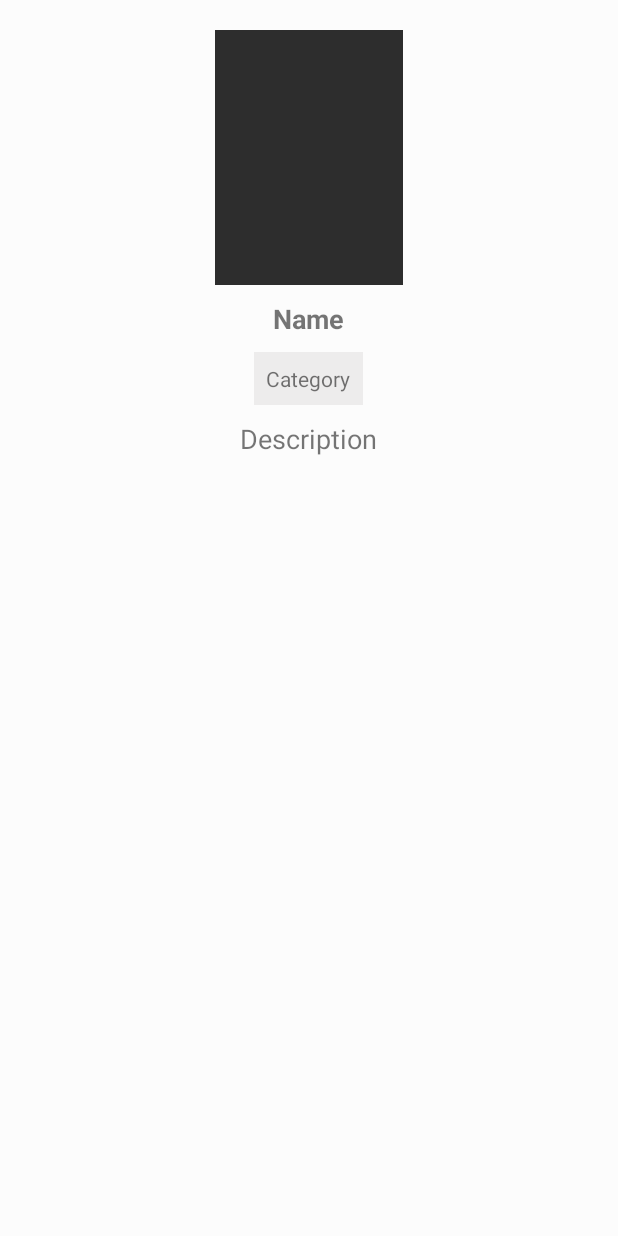
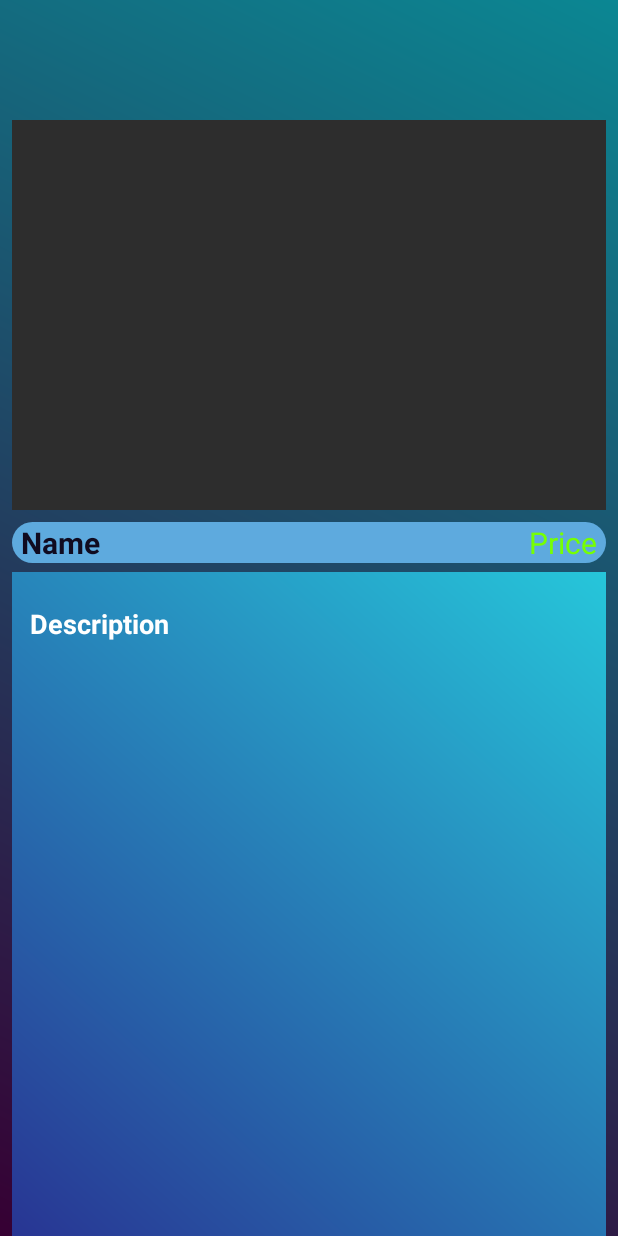
Before and after one commit to ahmedishtiaq9777/QuickMart_final, an Android app: the layout activity_r3.xml on its own in the app's theme, with its tools: preview values and no code run, on a phone screen of 412 x 824 dp. Run offline under Robolectric (Android 15) with nearby library versions, the phone set to English and light mode, and no system bars; network calls fail.

Commit message:
product description done

```diff
--- a/app/src/main/java/com/demotxt/myapp/recyclerview/adapter/RecyclerView3.java
+++ b/app/src/main/java/com/demotxt/myapp/recyclerview/adapter/RecyclerView3.java
@@ -55,6 +55,7 @@ public class RecyclerView3 extends RecyclerView.Adapter<RecyclerView3.MyViewHold
                 intent.putExtra("Title",Data2.get(position).getTitle());
                 intent.putExtra("Description",Data2.get(position).getDescription());
                 intent.putExtra("Thumbnail",Data2.get(position).getThumbnail());
+                intent.putExtra("price",Data2.get(position).getPrice());
                 // start the activity
                 mContext.startActivity(intent);
 
--- a/app/src/main/java/com/demotxt/myapp/recyclerview/adapter/RecyclerViewAdapter.java
+++ b/app/src/main/java/com/demotxt/myapp/recyclerview/adapter/RecyclerViewAdapter.java
@@ -53,6 +53,7 @@ public class RecyclerViewAdapter extends RecyclerView.Adapter<RecyclerViewAdapte
                 intent.putExtra("Title",mData.get(position).getTitle());
                 intent.putExtra("Description",mData.get(position).getDescription());
                 intent.putExtra("Thumbnail",mData.get(position).getThumbnail());
+                intent.putExtra("price",mData.get(position).getPrice());
                 // start the activity
                 mContext.startActivity(intent);
 
--- a/app/src/main/java/com/demotxt/myapp/recyclerview/adapter/RecyclerViewProdAdapter.java
+++ b/app/src/main/java/com/demotxt/myapp/recyclerview/adapter/RecyclerViewProdAdapter.java
@@ -54,6 +54,7 @@ public class RecyclerViewProdAdapter extends RecyclerView.Adapter<RecyclerViewPr
                 intent.putExtra("Title",Data1.get(position).getTitle());
                 intent.putExtra("Description",Data1.get(position).getDescription());
                 intent.putExtra("Thumbnail",Data1.get(position).getThumbnail());
+                intent.putExtra("price",Data1.get(position).getPrice());
                 // start the activity
                 mContext.startActivity(intent);
 
--- a/app/src/main/java/com/demotxt/myapp/recyclerview/ownmodels/Book.java
+++ b/app/src/main/java/com/demotxt/myapp/recyclerview/ownmodels/Book.java
@@ -6,16 +6,17 @@ public class Book {
     private String Category;
     private String Description;
     private String Thumbnail;
-    private Float Price ;
+    private float Price;
 
     public Book() {
     }
 
-    public Book(String title, String category, String description, String thumbnail) {
+    public Book(String title, String category, String description, String thumbnail,double price) {
         Title = title;
         Category = category;
         Description = description;
         Thumbnail = thumbnail;
+        Price=(float)price;
     }
 
 
@@ -34,6 +35,7 @@ public class Book {
     public String getThumbnail() {
         return Thumbnail;
     }
+    public  float getPrice(){return Price;}
 
 
     public void setTitle(String title) {
--- a/app/src/main/java/com/demotxt/myapp/recyclerview/ownmodels/Prod.java
+++ b/app/src/main/java/com/demotxt/myapp/recyclerview/ownmodels/Prod.java
@@ -6,15 +6,17 @@ public class Prod {
     private String Category;
     private String Description;
     private String Thumbnail;
+    private float Price;
 
     public Prod() {
     }
 
-    public Prod(String title, String category, String description, String thumbnail) {
+    public Prod(String title, String category, String description, String thumbnail,double price) {
         Title = title;
         Category = category;
         Description = description;
         Thumbnail = thumbnail;
+        Price=(float)price;
     }
 
 
@@ -33,6 +35,7 @@ public class Prod {
     public String getThumbnail() {
         return Thumbnail;
     }
+    public float getPrice(){return  Price;}
 
 
     public void setTitle(String title) {
@@ -50,4 +53,5 @@ public class Prod {
     public void setThumbnail(String thumbnail) {
         Thumbnail = thumbnail;
     }
+    public  void setPrice(float price){Price=Price;}
 }
--- a/app/src/main/java/com/demotxt/myapp/recyclerview/ownmodels/r3.java
+++ b/app/src/main/java/com/demotxt/myapp/recyclerview/ownmodels/r3.java
@@ -6,15 +6,17 @@ public class r3 {
     private String Category;
     private String Description;
     private String Thumbnail;
+    private float Price;
 
     public r3() {
     }
 
-    public r3(String title, String category, String description, String thumbnail) {
+    public r3(String title, String category, String description, String thumbnail,double price) {
         Title = title;
         Category = category;
         Description = description;
         Thumbnail = thumbnail;
+        Price=(float)price;
     }
 
 
@@ -33,6 +35,7 @@ public class r3 {
     public String getThumbnail() {
         return Thumbnail;
     }
+    public  float getPrice(){return  Price;}
 
 
     public void setTitle(String title) {
--- a/app/src/main/res/layout/activity_r3.xml
+++ b/app/src/main/res/layout/activity_r3.xml
@@ -1,64 +1,89 @@
 <?xml version="1.0" encoding="utf-8"?>
-<LinearLayout xmlns:android="http://schemas.android.com/apk/res/android"
+<RelativeLayout xmlns:android="http://schemas.android.com/apk/res/android"
     xmlns:app="http://schemas.android.com/apk/res-auto"
     xmlns:tools="http://schemas.android.com/tools"
     android:layout_width="match_parent"
     android:layout_height="match_parent"
-    tools:context="com.demotxt.myapp.recyclerview.activity.Prod_Activity"
-    android:background="#fcfcfc">
+    android:background="@drawable/gradient"
+    tools:context="com.demotxt.myapp.recyclerview.activity.r3_Activity">
 
-    <androidx.core.widget.NestedScrollView
+
+    <RelativeLayout
+        android:id="@+id/R_img"
         android:layout_width="match_parent"
-        android:layout_height="match_parent"
-        android:layout_marginTop="10dp"
-        android:padding="10dp">
-
-        <LinearLayout
-            android:layout_width="match_parent"
-            android:layout_height="match_parent"
-            android:gravity="center"
+        android:layout_height="wrap_content"
         android:orientation="vertical">
 
         <ImageView
-                android:layout_width="125dp"
-                android:layout_height="170dp"
+            android:id="@+id/r3thumbnail"
+            android:layout_width="wrap_content"
+            android:layout_height="260dp"
+            android:layout_alignParentStart="true"
+            android:layout_alignParentTop="true"
+            android:layout_alignParentEnd="true"
+            android:layout_marginStart="8dp"
+            android:layout_marginTop="80dp"
+            android:layout_marginEnd="8dp"
             android:background="#2d2d2d"
-                android:id="@+id/bookthumbnail"
-                android:scaleType="centerCrop"/>
+            android:scaleType="centerCrop" />
+
+    </RelativeLayout>
+
+    <RelativeLayout
+        android:id="@+id/R_NamePrice"
+        android:layout_width="match_parent"
+        android:layout_height="wrap_content"
+        android:layout_below="@id/R_img"
+        android:layout_marginStart="8dp"
+        android:layout_marginTop="8dp"
+        android:layout_marginEnd="8dp"
+        android:background="@drawable/rectfb">
 
         <TextView
-                android:id="@+id/txttitle"
+            android:id="@+id/r3title"
             android:layout_width="wrap_content"
             android:layout_height="wrap_content"
+            android:layout_alignParentStart="true"
+            android:layout_marginStart="6dp"
             android:text="Name"
-                android:layout_marginTop="10dp"
-                android:textSize="18sp"
-                android:textStyle="bold"/>
+            android:textSize="20sp"
+            android:textStyle="bold"
+            android:textColor="@color/colortext"/>
 
         <TextView
-                android:id="@+id/txtCat"
+            android:id="@+id/r3Price"
             android:layout_width="wrap_content"
             android:layout_height="wrap_content"
-                android:text="Category"
-                android:background="#edecec"
-                android:padding="8dp"
-                android:layout_marginTop="10dp"/>
+            android:layout_alignParentEnd="true"
+            android:layout_marginEnd="6dp"
+            android:text="Price"
+            android:textSize="20sp"
+            android:textColor="#76ff03"/>
+    </RelativeLayout>
+
+    <RelativeLayout
+        android:layout_width="match_parent"
+        android:layout_height="match_parent"
+        android:layout_below="@id/R_NamePrice"
+        android:layout_alignParentStart="true"
+        android:layout_alignParentEnd="true"
+        android:layout_alignParentBottom="true"
+        android:layout_marginStart="8dp"
+        android:layout_marginEnd="8dp"
+        android:layout_marginTop="6dp"
+        android:background="@drawable/gradient2">
 
         <TextView
-                android:id="@+id/txtDesc"
-                android:textSize="18sp"
-                android:layout_marginTop="10dp"
+            android:id="@+id/r3Desc"
             android:layout_width="wrap_content"
             android:layout_height="wrap_content"
-                android:text="Description"/>
+            android:layout_marginTop="10dp"
+            android:padding="12dp"
+            android:text="Description"
+            android:textSize="18sp"
+            android:textStyle="bold"
+            android:textColor="@color/white"/>
+    </RelativeLayout>
 
 
-
-        </LinearLayout>
-
-
-
-    </androidx.core.widget.NestedScrollView>
-
-
-</LinearLayout>
+</RelativeLayout>
--- a/app/src/main/res/layout/activitymain2.xml
+++ b/app/src/main/res/layout/activitymain2.xml
@@ -12,6 +12,7 @@
         android:layout_alignParentBottom="true"
         android:background="@drawable/gradient2"
 
+
         app:layout_constraintBottom_toBottomOf="parent"
         app:layout_constraintLeft_toLeftOf="parent"
         app:layout_constraintRight_toRightOf="parent"
@@ -22,6 +23,7 @@
         android:id="@+id/fragmentcontainer"
         android:layout_width="match_parent"
         android:layout_height="690dp"
-        android:layout_above="@id/nav_view"/>
+        android:layout_above="@id/nav_view"
+        />
 
 </RelativeLayout>
```
Also changed, not shown: app/src/main/java/com/demotxt/myapp/recyclerview/activity/Book_Activity.java (+10 -5 lines), app/src/main/java/com/demotxt/myapp/recyclerview/activity/Prod_Activity.java (+8 -2 lines), app/src/main/java/com/demotxt/myapp/recyclerview/activity/r3_Activity.java (+10 -6 lines), app/src/main/java/com/demotxt/myapp/recyclerview/fragment/HomeFragment.java (+5 -4 lines), app/src/main/res/layout/activity_book_.xml (+64 -38 lines), app/src/main/res/layout/activity_prod_.xml (+61 -36 lines). Lines whose indentation alone changed are shown as unchanged.
